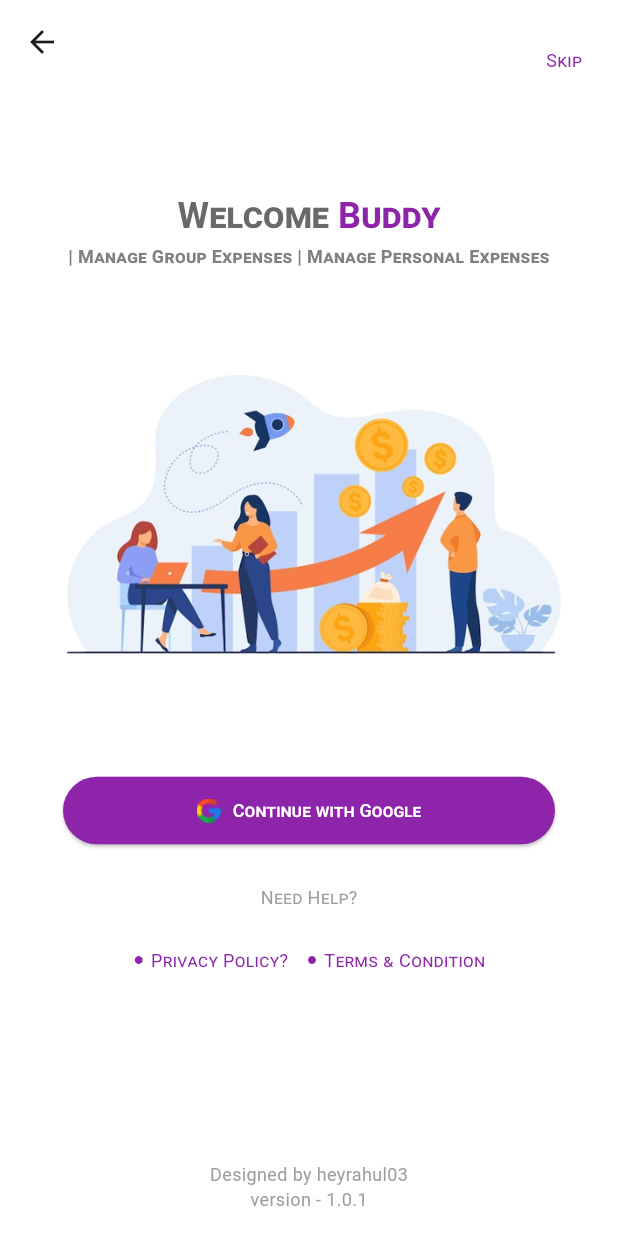
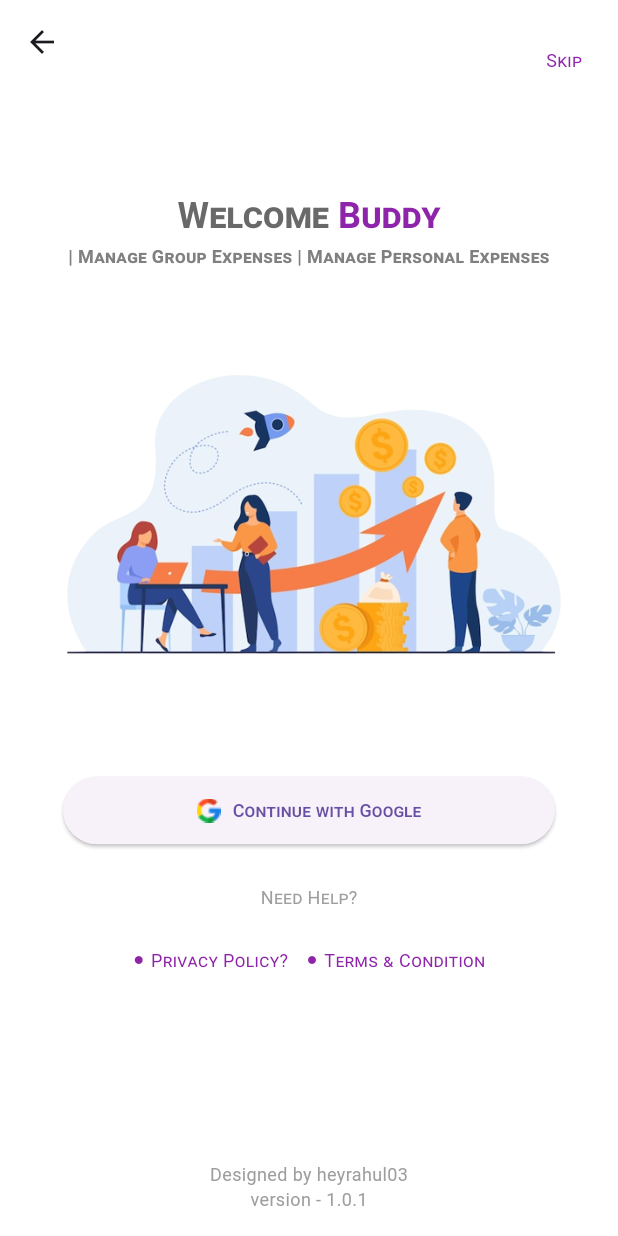
Before and after one commit to priyasatim/split_money, a Flutter app: the SignInPage screen opened directly, on a phone screen of 412 x 824 dp. Run offline on Flutter 3.47's test engine with Material 3 defaults, Android fonts, the light colour scheme and no system bars; our stand-ins replace firebase_auth, google_fonts, google_sign_in; accounts and stored records are empty; network calls fail.

Commit message:
updated flutter sdk

```diff
--- a/lib/SignInPage.dart
+++ b/lib/SignInPage.dart
@@ -120,11 +120,6 @@ class _MyHomePageState extends State<SignInPage> {
                             width: double.infinity,
                             child: ElevatedButton(
                               onPressed: _handleSignIn,
-                              style: ElevatedButton.styleFrom(
-                                primary: Color(0xFF8E24AA),
-                                // Set the background color
-                                onPrimary: Colors.white, // Set the text color
-                              ),
                               child: Padding(
                                   padding: const EdgeInsets.only(
                                       left: 44.0, top: 14, right: 44, bottom: 14),
--- a/pubspec.yaml
+++ b/pubspec.yaml
@@ -35,7 +35,7 @@ dependencies:
   # The following adds the Cupertino Icons font to your application.
   # Use with the CupertinoIcons class for iOS style icons.
   cupertino_icons: ^1.0.2
-  google_fonts: ^6.2.0
+  google_fonts: ^6.2.1
   google_sign_in: ^5.2.1
   firebase_auth: ^4.5.0
 
```
Also changed, not shown: pubspec.lock, 1 other file.
